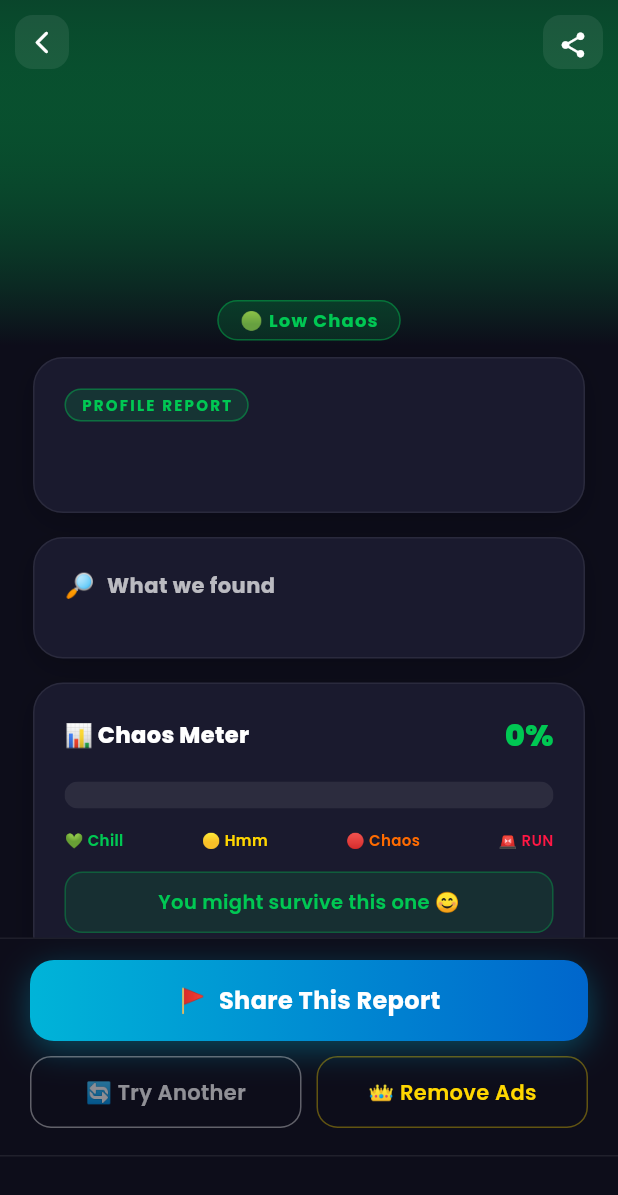
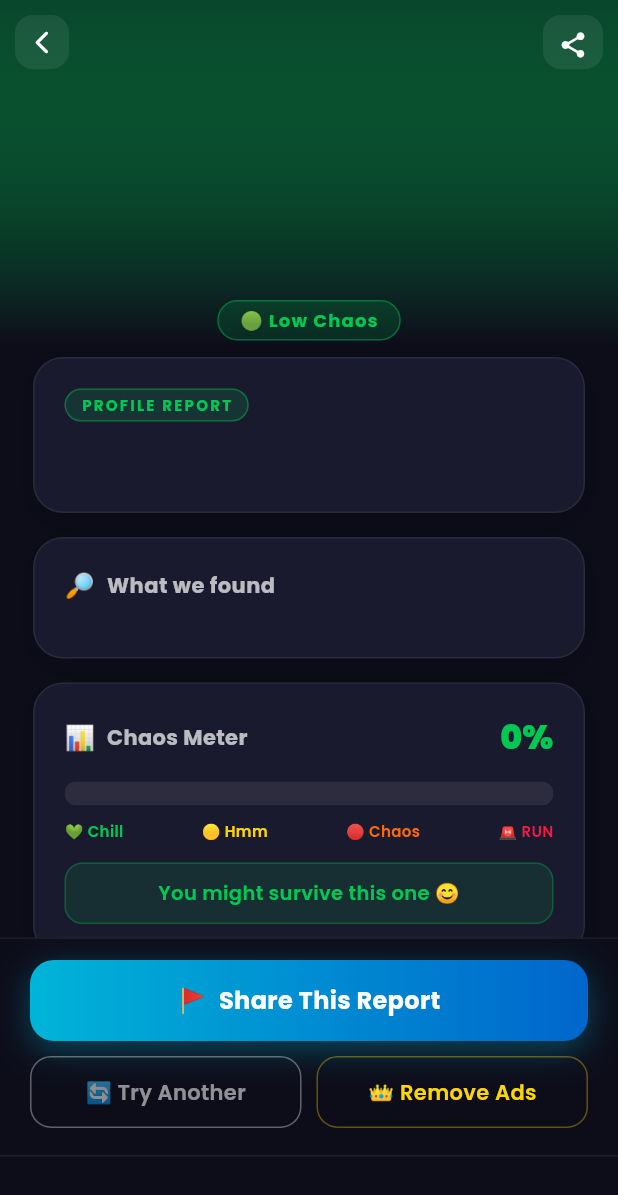
Before and after one commit to exploreofficialzz-star/Redflagnames, a Flutter app: the ResultScreen screen opened directly with empty values, on a phone screen of 412 x 824 dp. Shown: the top 1195 px of the screen. Run offline on Flutter 3.47's test engine with Material 3 defaults, Android fonts, the phone set to English and light mode, and no system bars; drawn by our look-alikes of flutter_animate, google_mobile_ads; our stand-ins replace audioplayers, flutter_local_notifications, google_fonts, screenshot, share_plus, shared_preferences; accounts and stored records are empty; network calls fail.

Commit message:
Refactor Chaos Meter widget layout and styles

```diff
--- a/lib/widgets/chaos_meter_widget.dart
+++ b/lib/widgets/chaos_meter_widget.dart
@@ -1,5 +1,4 @@
 import 'package:flutter/material.dart';
-import 'package:flutter_animate/flutter_animate.dart';
 import 'package:google_fonts/google_fonts.dart';
 
 import '../models/analysis_result.dart';
@@ -27,7 +26,9 @@ class _ChaosMeterWidgetState extends State<ChaosMeterWidget>
     _progressAnimation = Tween<double>(
       begin: 0,
       end: widget.result.chaosScore / 100.0,
-    ).animate(CurvedAnimation(parent: _controller, curve: Curves.easeOutBack));
+    ).animate(
+      CurvedAnimation(parent: _controller, curve: Curves.easeOutBack),
+    );
 
     Future.delayed(const Duration(milliseconds: 400), () {
       if (mounted) _controller.forward();
@@ -47,23 +48,31 @@ class _ChaosMeterWidgetState extends State<ChaosMeterWidget>
     return Column(
       crossAxisAlignment: CrossAxisAlignment.start,
       children: [
+        // Header row
         Row(
           mainAxisAlignment: MainAxisAlignment.spaceBetween,
           children: [
+            Row(
+              children: [
+                const Text('📊', style: TextStyle(fontSize: 16)),
+                const SizedBox(width: 8),
                 Text(
-              '📊 Chaos Meter',
+                  'Chaos Meter',
                   style: GoogleFonts.poppins(
-                fontSize: 15,
-                fontWeight: FontWeight.w800,
-                color: Colors.white,
+                    fontSize: 14,
+                    fontWeight: FontWeight.w700,
+                    color: Colors.white70,
                   ),
                 ),
+              ],
+            ),
+            // Animated score
             AnimatedBuilder(
               animation: _progressAnimation,
               builder: (_, __) => Text(
                 '${(_progressAnimation.value * 100).toInt()}%',
                 style: GoogleFonts.poppins(
-                  fontSize: 20,
+                  fontSize: 22,
                   fontWeight: FontWeight.w900,
                   color: _meterColor,
                 ),
@@ -71,24 +80,26 @@ class _ChaosMeterWidgetState extends State<ChaosMeterWidget>
             ),
           ],
         ),
-        const SizedBox(height: 16),
+
+        const SizedBox(height: 14),
+
         // Progress bar
         ClipRRect(
           borderRadius: BorderRadius.circular(100),
           child: AnimatedBuilder(
             animation: _progressAnimation,
-            builder: (_, __) {
-              return LinearProgressIndicator(
+            builder: (_, __) => LinearProgressIndicator(
               value: _progressAnimation.value,
-                minHeight: 18,
+              minHeight: 16,
               backgroundColor: Colors.white.withOpacity(0.08),
               valueColor: AlwaysStoppedAnimation<Color>(_meterColor),
-              );
-            },
             ),
           ),
-        const SizedBox(height: 14),
-        // Labels
+        ),
+
+        const SizedBox(height: 10),
+
+        // Scale labels
         Row(
           mainAxisAlignment: MainAxisAlignment.spaceBetween,
           children: [
@@ -98,11 +109,14 @@ class _ChaosMeterWidgetState extends State<ChaosMeterWidget>
             _label('🚨 RUN', const Color(0xFFFF1744)),
           ],
         ),
+
         const SizedBox(height: 14),
-        // Verdict
+
+        // Verdict chip
         Container(
           width: double.infinity,
-          padding: const EdgeInsets.symmetric(vertical: 10, horizontal: 14),
+          padding:
+              const EdgeInsets.symmetric(vertical: 10, horizontal: 14),
           decoration: BoxDecoration(
             color: _meterColor.withOpacity(0.12),
             borderRadius: BorderRadius.circular(12),
```
Lines whose indentation alone changed are shown as unchanged.
